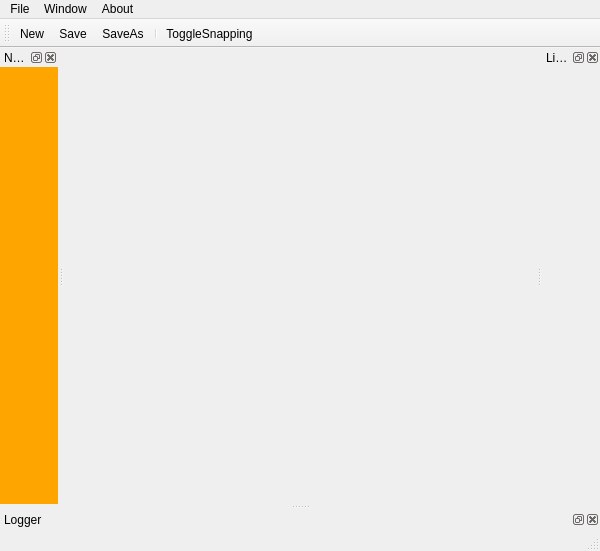
First picture: the form in NodeEditorApp/Src/App/MainWindow.ui, repository eviswong/node-editor, before the edit.
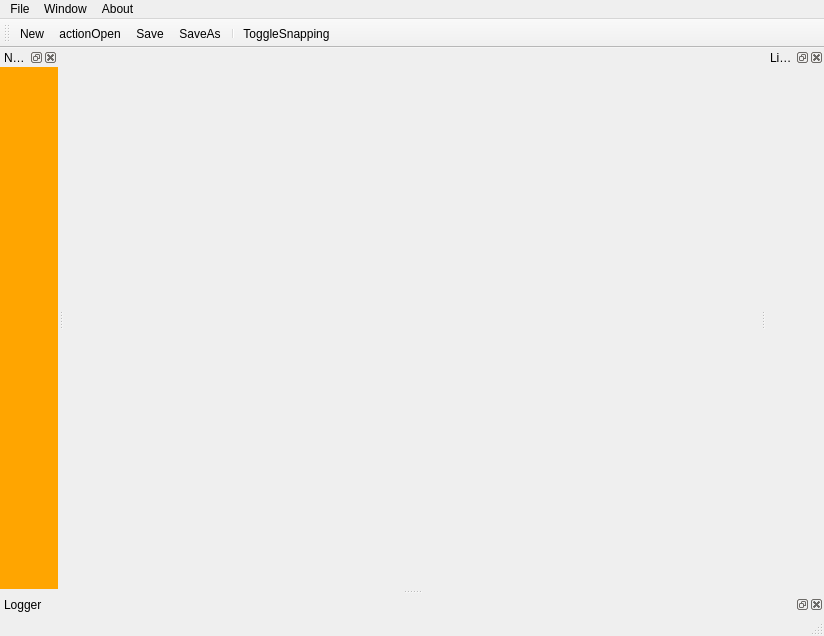
Second picture: the form after the edit. Icons and pictures are not drawn.

```diff
--- a/NodeEditorApp/Src/App/MainWindow.ui
+++ b/NodeEditorApp/Src/App/MainWindow.ui
@@ -6,8 +6,8 @@
    <rect>
     <x>0</x>
     <y>0</y>
-    <width>600</width>
-    <height>551</height>
+    <width>824</width>
+    <height>636</height>
    </rect>
   </property>
   <property name="windowTitle">
@@ -19,7 +19,7 @@
     <rect>
      <x>0</x>
      <y>0</y>
-     <width>600</width>
+     <width>824</width>
      <height>23</height>
     </rect>
    </property>
@@ -55,6 +55,7 @@
     <bool>false</bool>
    </attribute>
    <addaction name="actionNew"/>
+   <addaction name="actionOpen"/>
    <addaction name="actionSave"/>
    <addaction name="actionSaveAs"/>
    <addaction name="separator"/>
@@ -119,6 +120,15 @@
     <string>ToggleSnapping</string>
    </property>
   </action>
+  <action name="actionOpen">
+   <property name="icon">
+    <iconset>
+     <normaloff>../../Resource/Icon/open_dark.svg</normaloff>../../Resource/Icon/open_dark.svg</iconset>
+   </property>
+   <property name="text">
+    <string>actionOpen</string>
+   </property>
+  </action>
  </widget>
  <layoutdefault spacing="6" margin="11"/>
  <resources/>
```
Left out of the diff: 16 changed lines with no effect on the pictures.
